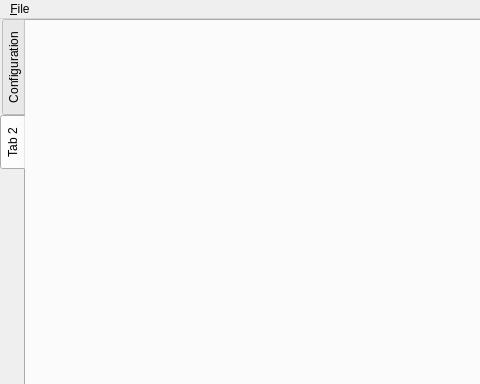
This is GUI/MainWindow.ui in Kaldie/GeRoBot as Qt 5 draws it before an edit; both pictures show x 0 to 480 and y 0 to 384 of the 573 by 468 pixel window. The edited form follows.
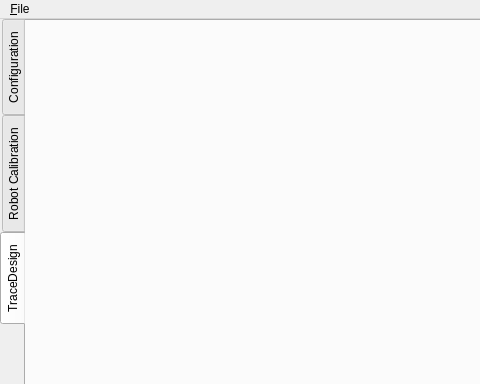
This is the edited form.

Commit message: Updated the main window, and removed some intermediate results

Patch:
```diff
--- a/GUI/MainWindow.ui
+++ b/GUI/MainWindow.ui
@@ -39,7 +39,7 @@
        <enum>QTabWidget::Rounded</enum>
       </property>
       <property name="currentIndex">
-       <number>1</number>
+       <number>2</number>
       </property>
       <property name="elideMode">
        <enum>Qt::ElideNone</enum>
@@ -72,10 +72,16 @@
       </widget>
       <widget class="QWidget" name="robotMovementTab">
        <attribute name="title">
-        <string>Tab 2</string>
+        <string>Robot Calibration</string>
        </attribute>
        <layout class="QHBoxLayout" name="horizontalLayout_2"/>
       </widget>
+      <widget class="QWidget" name="traceDesignTab">
+       <attribute name="title">
+        <string>TraceDesign</string>
+       </attribute>
+       <layout class="QVBoxLayout" name="verticalLayout_2"/>
+      </widget>
      </widget>
     </item>
    </layout>
```
The commit also changes 5 other files.
